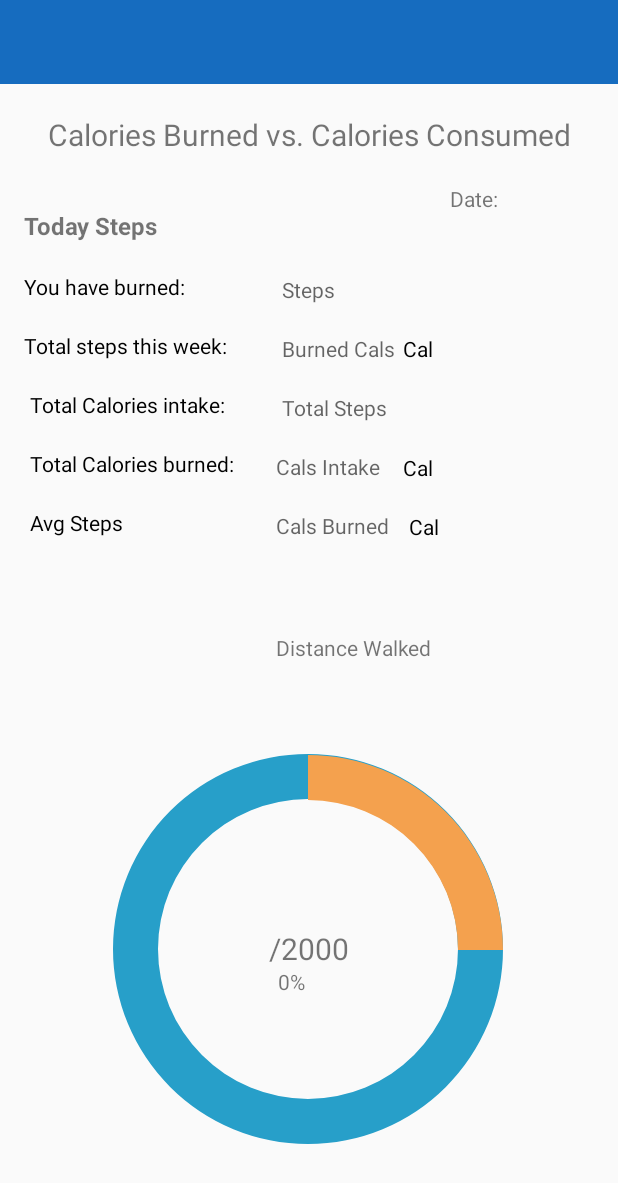
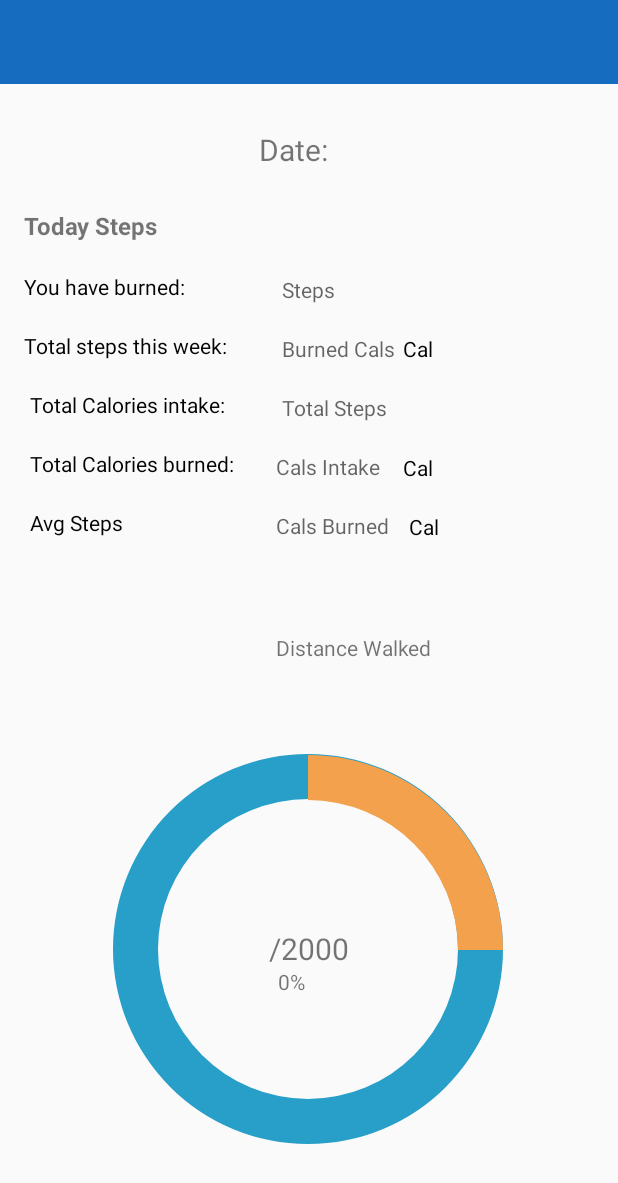
Before and after one commit to Agingalus/personalChef, an Android app: the layout activity_step_counter.xml on its own in the app's theme, with its tools: preview values and no code run, on a phone screen of 412 x 824 dp. Shown: the top 1183 px of the screen. Run offline under Robolectric (Android 15) with nearby library versions, the phone set to English and light mode, and no system bars.

Commit message:
Cleaned up code by removing unused/commented code. Removed unecessary strings from string.xml. Removed TextView from activity_step_counter.Removed unused colors and themes.

```diff
--- a/app/src/main/res/layout/activity_step_counter.xml
+++ b/app/src/main/res/layout/activity_step_counter.xml
@@ -9,10 +9,10 @@
     tools:context=".StepCounterActivity">
 
     <androidx.constraintlayout.widget.ConstraintLayout
+        android:id="@+id/stepCounter"
         android:layout_width="match_parent"
         android:layout_height="match_parent"
-        tools:context=".StepCounterActivity"
-        android:id="@+id/stepCounter" >
+        tools:context=".StepCounterActivity">
 
         <include
             android:id="@+id/toolbar"
@@ -24,35 +24,10 @@
             android:layout_height="wrap_content"
             android:layout_marginTop="60dp"
             android:text="@string/cal"
-            android:textColor="@color/black"
+            android:textColor="@color/colorPrimary"
             android:textSize="14sp"
             app:layout_constraintStart_toStartOf="@+id/textView17"
             app:layout_constraintTop_toBottomOf="@+id/textView17" />
-        <!--
-        <TextView
-            android:id="@+id/textView2"
-            android:layout_width="wrap_content"
-            android:layout_height="wrap_content"
-            android:layout_marginStart="25dp"
-            android:layout_marginTop="35dp"
-            android:text="@string/userDetails"
-            android:textSize="16sp"
-            android:textStyle="bold"
-            app:layout_constraintStart_toStartOf="parent"
-            app:layout_constraintTop_toTopOf="parent" />
-
-        <TextView
-            android:id="@+id/textView3"
-            android:layout_width="54dp"
-            android:layout_height="20dp"
-            android:layout_marginTop="20dp"
-            android:text="@string/height"
-            android:textColor="@color/black"
-            android:textSize="14sp"
-            app:layout_constraintStart_toStartOf="@+id/textView2"
-            app:layout_constraintTop_toBottomOf="@+id/textView2" />
-        -->
-
 
         <TextView
             android:id="@+id/avgSteps"
@@ -61,7 +36,7 @@
             android:layout_marginTop="20dp"
             android:hint="Avg Steps"
             android:text="Avg Steps"
-            android:textColor="@color/black"
+            android:textColor="@color/colorPrimary"
             android:textSize="14sp"
             app:layout_constraintEnd_toStartOf="@+id/tvMiles"
             app:layout_constraintHorizontal_bias="0.0"
@@ -83,11 +58,14 @@
             android:id="@+id/tvDate"
             android:layout_width="wrap_content"
             android:layout_height="wrap_content"
-            android:layout_marginTop="19dp"
+            android:layout_marginStart="179dp"
+            android:layout_marginTop="30dp"
+            android:layout_marginEnd="196dp"
             android:text="Date: "
+            android:textSize="20sp"
             app:layout_constraintEnd_toEndOf="parent"
-            app:layout_constraintStart_toEndOf="@+id/tvTodaysSteps"
-            app:layout_constraintTop_toBottomOf="@+id/textView" />
+            app:layout_constraintStart_toStartOf="parent"
+            app:layout_constraintTop_toBottomOf="@+id/toolbar" />
 
         <TextView
             android:id="@+id/textView8"
@@ -95,7 +73,7 @@
             android:layout_height="wrap_content"
             android:layout_marginTop="20dp"
             android:text="@string/calburned"
-            android:textColor="@color/black"
+            android:textColor="@color/colorPrimary"
             android:textSize="14sp"
             app:layout_constraintEnd_toStartOf="@+id/tvBurnedCals"
             app:layout_constraintHorizontal_bias="0.0"
@@ -109,7 +87,7 @@
             android:layout_marginStart="4dp"
             android:layout_marginTop="20dp"
             android:text="@string/totalCalIntake"
-            android:textColor="@color/black"
+            android:textColor="@color/colorPrimary"
             android:textSize="14sp"
             app:layout_constraintEnd_toStartOf="@+id/tv_TotalCalsIntake"
             app:layout_constraintHorizontal_bias="0.0"
@@ -121,14 +99,14 @@
             android:layout_width="wrap_content"
             android:layout_height="wrap_content"
             android:layout_marginStart="16dp"
-            android:layout_marginTop="36dp"
+            android:layout_marginTop="83dp"
             android:text="@string/todaySteps"
             android:textSize="16sp"
             android:textStyle="bold"
             app:layout_constraintEnd_toStartOf="@+id/tvTodaysSteps"
             app:layout_constraintHorizontal_bias="0.0"
             app:layout_constraintStart_toStartOf="parent"
-            app:layout_constraintTop_toBottomOf="@+id/textView" />
+            app:layout_constraintTop_toBottomOf="@+id/toolbar" />
 
         <TextView
             android:id="@+id/textView9"
@@ -136,7 +114,7 @@
             android:layout_height="wrap_content"
             android:layout_marginTop="20dp"
             android:text="@string/stepsThisWeek"
-            android:textColor="@color/black"
+            android:textColor="@color/colorPrimary"
             android:textSize="14sp"
             app:layout_constraintEnd_toStartOf="@+id/tv_TotalStepsThisWeek"
             app:layout_constraintHorizontal_bias="0.0"
@@ -196,7 +174,7 @@
             android:layout_height="wrap_content"
             android:layout_marginTop="20dp"
             android:text="@string/totalCalburned"
-            android:textColor="@color/black"
+            android:textColor="@color/colorPrimary"
             android:textSize="14sp"
             app:layout_constraintEnd_toStartOf="@+id/tv_TotalCalsBurned"
             app:layout_constraintHorizontal_bias="0.0"
@@ -210,7 +188,7 @@
             android:layout_marginStart="4dp"
             android:layout_marginTop="20dp"
             android:text="@string/cal"
-            android:textColor="@color/black"
+            android:textColor="@color/colorPrimary"
             android:textSize="14sp"
             app:layout_constraintStart_toStartOf="@+id/textView18"
             app:layout_constraintTop_toBottomOf="@+id/textView18" />
@@ -221,7 +199,7 @@
             android:layout_height="wrap_content"
             android:layout_marginStart="5dp"
             android:text="@string/cal"
-            android:textColor="@color/black"
+            android:textColor="@color/colorPrimary"
             android:textSize="14sp"
             app:layout_constraintStart_toEndOf="@+id/tvBurnedCals"
             app:layout_constraintTop_toTopOf="@+id/tvBurnedCals" />
@@ -229,17 +207,6 @@
 
 
         <!-- Title above the chart -->
-        <TextView
-            android:id="@+id/textView"
-            android:layout_width="wrap_content"
-            android:layout_height="wrap_content"
-            android:layout_marginTop="20dp"
-            android:text="Calories Burned vs. Calories Consumed"
-            android:textSize="20sp"
-            app:layout_constraintEnd_toEndOf="parent"
-            app:layout_constraintHorizontal_bias="0.5"
-            app:layout_constraintStart_toStartOf="parent"
-            app:layout_constraintTop_toBottomOf="@+id/toolbar" />
 
         <!-- Doughnut chart starts here -->
 
@@ -296,17 +263,7 @@
             app:layout_constraintEnd_toEndOf="parent"
             app:layout_constraintStart_toStartOf="parent"
             app:layout_constraintTop_toTopOf="@+id/background_progressbar" />
-    <!--
-        <Button
-            android:id="@+id/button"
-            android:layout_width="wrap_content"
-            android:layout_height="wrap_content"
-            android:layout_marginEnd="35dp"
-            android:layout_marginBottom="35dp"
-            android:onClick="onHomeClicked"
-            android:text="@string/home"
-            app:layout_constraintBottom_toBottomOf="parent"
-            app:layout_constraintEnd_toEndOf="parent" />-->
+
         <TextView
             android:id="@+id/percent"
             android:layout_width="40dp"
--- a/app/src/main/res/values/colors.xml
+++ b/app/src/main/res/values/colors.xml
@@ -1,20 +1,9 @@
 <?xml version="1.0" encoding="utf-8"?>
 <resources>
-    <color name="purple_200">#FFBB86FC</color>
-    <color name="purple_500">#FF6200EE</color>
-    <color name="purple_700">#FF3700B3</color>
-    <color name="teal_200">#FF03DAC5</color>
-    <color name="teal_700">#FF018786</color>
-    <color name="black">#FF000000</color>
-    <color name="mygreen">#03fc4a</color>
     <color name="white">#FFFFFFFF</color>
-    <color name="myorange">#fca103</color>
-    <color name="gray1">#9E9A9A</color>
+    <color name="darkBlue">#166CBF</color>
+
     <color name="colorPrimaryDark">#279FC9</color>
     <color name="colorAccent">#F4A14E</color>
     <color name="colorPrimary">#020202</color>
-    <color name="background">#D6F7E7</color>
-    <color name="colorWhite">#FFFFFF</color>
-    <color name="toolbarColor">#166CBF</color>
-
 </resources>
--- a/app/src/main/res/values/strings.xml
+++ b/app/src/main/res/values/strings.xml
@@ -1,64 +1,55 @@
 <resources>
+    <!--App-->
     <string name="app_name">Step It Up</string>
-    <string name="appTitle">Personal Chef</string>
-    <string name="userDetails">User Details</string>
 
+    <!--Step Counter Display-->
     <string name="stepDetail">Step-Calorie Details</string>
-    <string name="height">Height (cm)</string>
-
+    <string name="cal">Cal</string>
     <string name="calburned">You have burned: </string>
-    <string name="cal">Cal</string>
     <string name="stepsThisWeek">Total steps this week: </string>
     <string name="totalCalIntake">Total Calories intake: </string>
     <string name="totalCalburned">Total Calories burned: </string>
-    <string name="home">Home</string>
+    <string name="todaySteps">Today Steps</string>
 
-    <string name="todaySteps">Today Steps</string>
+    <!--Profile-->
     <string name="weight">Weight (lbs)</string>
     <string name="age">Age</string>
-    <string name="enterDetails">Enter profile details</string>
+    <string name="height">Height (cm)</string>
+
+    <!--Menu Items-->
+    <string name="home">Home</string>
+    <string name="userProfile">Profile</string>
+    <string name="stepGoal">Step Goal</string>
+    <string name="summary">Summary</string>
+    <string name="aboutUsTitle">About Us</string>
+
+    <!--Buttons -->
+    <string name="nav_open">Open</string>
+    <string name="nav_close">Close</string>
+    <string name="next">Next</string>
+    <string name="previous">Previous</string>
     <string name="cont">Continue</string>
     <string name="submit">Submit</string>
-    <string name="personalChef">Personal Chef</string>
     <string name="reset">Reset</string>
     <string name="save">Save</string>
     <string name="pause">Pause</string>
+    <string name="edit">Edit</string>
 
-    <string name="nav_open">Open</string>
-    <string name="nav_close">Close</string>
-
-    <string name="setGoalText">Set a step goal. We\'ll notify you on your progress.</string>
-    <string name="title_activity_bottom_nav">MainActivity</string>
-
-    <string name="title_dashboard">Dashboard</string>
-
-    <!--Menu Items-->
-    <string name="title_home">Home</string>
-    <string name="userProfile">User Profile</string>
-    <string name="stepGoal">Step Goal</string>
-    <string name="summary">Summary</string>
-    <string name="title_notifications">Notifications</string>
-
-    <string name="title_activity_navigation_drawer">NavigationDrawer</string>
-    <!-- Strings used for fragments for navigation -->
-    <string name="first_fragment_label">First Fragment</string>
-    <string name="second_fragment_label">Second Fragment</string>
-    <string name="next">Next</string>
-    <string name="previous">Previous</string>
-
-
+    <!--Service-->
     <string name="notifChannelId">SC_ServiceChannel</string>
     <string name="notifChannel_name">SC Service Channel</string>
     <string name="notifChannel_description">SC_Ch_Desc</string>
 
-    <string name="aboutUsTitle">About Us</string>
+    <!--Messages-->
+    <string name="setGoalText">Set a step goal. We\'ll notify you on your progress.</string>
+    <string name="enterDetails">Enter profile details</string>
+    <string name="currentGoal">Current Goal</string>
+
+    <!--About US-->
     <string name="aboutAppText1">\"Step It Up\" is your best friend when it comes to activity and calories tracking.</string>
     <string name="aboutAppText2">Designed with love by Bellevue College students, \"Step It Up\" is a handy app that brings you closer to your fitness goals.</string>
-    <!--StepItUp helps track steps and calorie intake and calorie burned.......-->
     <string name="version">Version: 1.0</string>
     <string name="team">Team: </string>
     <string name="teamMembers">Trupti Dalia, Alejandra Valencia, Devon Rice, Aaron Greene, Ganna Tarasiuk</string>
-    <string name="edit">Edit</string>
-    <string name="currentGoal">Current Goal</string>
 
 </resources>
--- a/app/src/main/res/values/themes.xml
+++ b/app/src/main/res/values/themes.xml
@@ -1,58 +1,33 @@
 <resources xmlns:tools="http://schemas.android.com/tools">
     <!-- Base application theme. -->
-    <!--<style name="Theme.PersonalChef_MealPlan" parent="Theme.MaterialComponents.DayNight.DarkActionBar">
-        &lt;!&ndash; Primary brand color. &ndash;&gt;
-        <item name="colorPrimary">@color/purple_500</item>
-        <item name="colorPrimaryVariant">@color/purple_700</item>
-        <item name="colorOnPrimary">@color/white</item>
-        &lt;!&ndash; Secondary brand color. &ndash;&gt;
-        <item name="colorSecondary">@color/teal_200</item>
-        <item name="colorSecondaryVariant">@color/teal_700</item>
-        <item name="colorOnSecondary">@color/black</item>
-        &lt;!&ndash; Status bar color. &ndash;&gt;
-        <item name="android:statusBarColor" tools:targetApi="l">?attr/colorPrimaryVariant</item>
-        &lt;!&ndash; Customize your theme here. &ndash;&gt;
-
-    </style>-->
-
-    <style name="AppTheme" parent="Theme.AppCompat.Light.NoActionBar">
+     <style name="AppTheme" parent="Theme.AppCompat.Light.NoActionBar">
         <item name="colorPrimary">@color/colorPrimary</item>
         <item name="colorPrimaryDark">@color/colorPrimaryDark</item>
         <item name="colorAccent">@color/colorAccent</item>
         <item name="windowActionBar">false</item>
-        <item name="colorControlHighlight">@color/toolbarColor</item>
+        <item name="colorControlHighlight">@color/darkBlue</item>
         <item name="colorNavigationItem">@color/menu_item_color_state</item>
-        <item name="colorNavigationItemSelected">@color/colorWhite</item>
+        <item name="colorNavigationItemSelected">@color/white</item>
         <item name="drawableNavigationItemBackground">@drawable/menu_background_color_state</item>
     </style>
 
+    <!--Custom highlight for nav drawer-->
     <style name="Widget.Custom.NavigationView" parent="Widget.Design.NavigationView">
         <item name="itemIconTint">?attr/colorNavigationItem</item>
         <item name="itemTextColor">?attr/colorNavigationItem</item>
         <item name="itemBackground">?attr/drawableNavigationItemBackground</item>
     </style>
 
-    <style name="LaunchTheme" parent="Theme.AppCompat.NoActionBar">
-        <!-- <item name="android:windowBackground">@drawable/main_logo</item> -->
-    </style>
+    <style name="LaunchTheme" parent="Theme.AppCompat.NoActionBar"/>
 
     <style name="ButtonStyle" parent="@android:style/Widget.Button">
         <item name="android:layout_width">fill_parent</item>
         <item name="android:textColor">@color/white</item>
-        <item name="android:background">@color/toolbarColor</item>
+        <item name="android:background">@color/darkBlue</item>
         <item name="android:textSize">15sp</item>
         <item name="android:padding">10dp</item>
         <item name="android:textStyle">bold</item>
         <item name="android:gravity">center</item>
     </style>
 
- <!--   <style name="Theme.PersonalChef_MealPlan.NoActionBar">
-        <item name="windowActionBar">false</item>
-        <item name="windowNoTitle">true</item>
-    </style>
--->
-<!--    <style name="Theme.PersonalChef_MealPlan.AppBarOverlay" parent="ThemeOverlay.AppCompat.DayNight.ActionBar" />
-
-    <style name="Theme.PersonalChef_MealPlan.PopupOverlay" parent="ThemeOverlay.AppCompat.Light" />-->
-
 </resources>
```
Also changed, not shown: app/src/main/java/com/personalchef/mealplan/DisplayProfile.java (+2 -8 lines), app/src/main/java/com/personalchef/mealplan/IOHelper.java (+0 -41 lines), app/src/main/java/com/personalchef/mealplan/MainActivity.java (+0 -21 lines), app/src/main/java/com/personalchef/mealplan/SetStepGoal.java (+3 -5 lines), app/src/main/java/com/personalchef/mealplan/StepCounterActivity.java (+3 -7 lines), app/src/main/res/values-night/themes.xml (+6 -6 lines).
